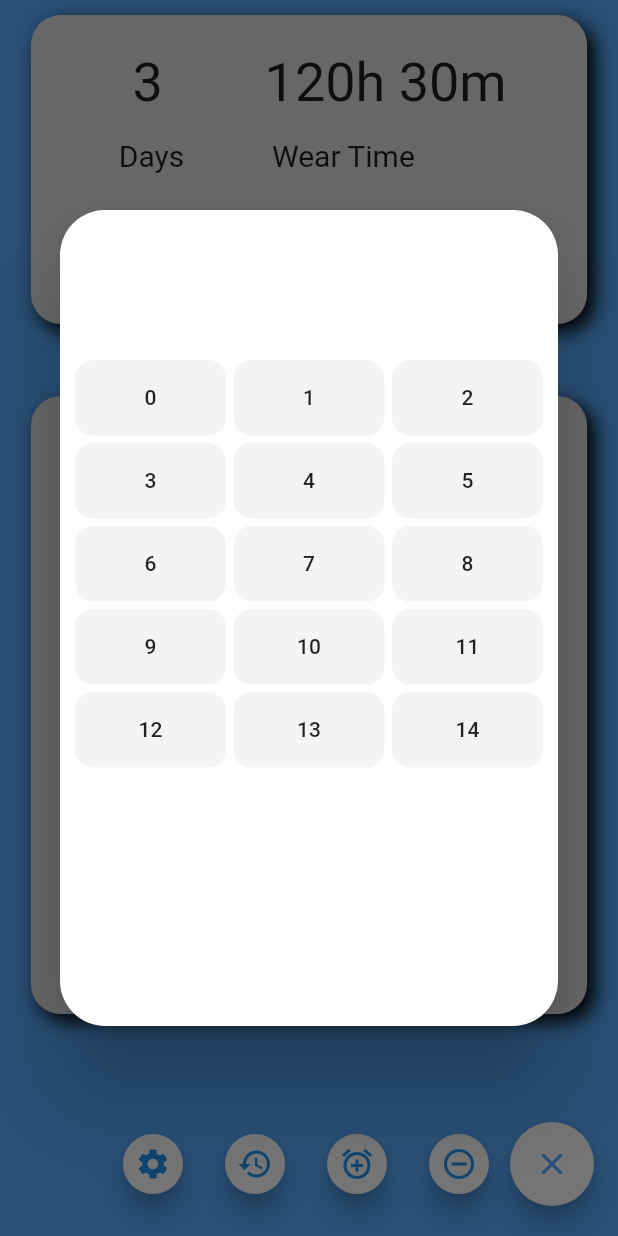
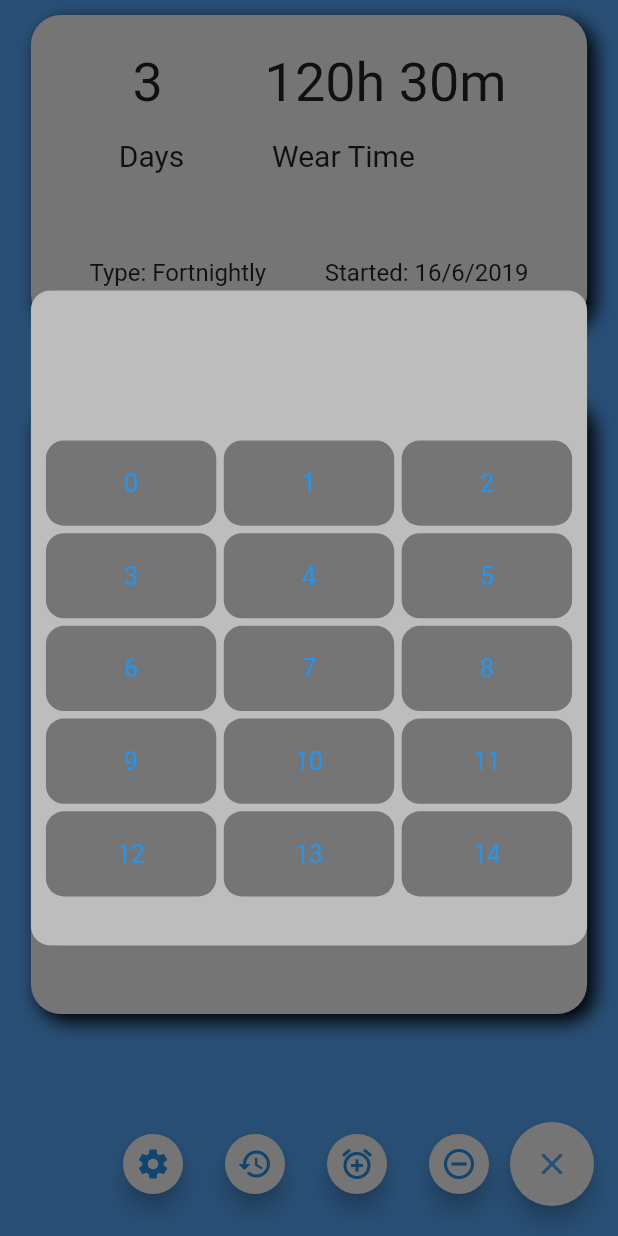
Before and after one commit to shaunsewell/lens-tracker, a Flutter app: the screen it shows after launch, after a tap on the "code" icon, after a tap on the "alarm add" icon, on a phone screen of 412 x 824 dp. Run offline on Flutter 3.47's test engine with Material 2 defaults, Android fonts, the phone set to English and light mode, and no system bars; Roboto replaces fonts that are missing (Hind).

Commit message:
updated coloring of numpad

```diff
--- a/lib/screens/add_wear_data_alert.dart
+++ b/lib/screens/add_wear_data_alert.dart
@@ -12,67 +12,14 @@ class _AddWearDataAlertState extends State<AddWearDataAlert> {
 
   @override
   Widget build(BuildContext context) {
-    return SimpleDialog(
-        contentPadding: EdgeInsets.zero,
-        //backgroundColor: Colors.grey[300],
-        shape: RoundedRectangleBorder(borderRadius: BorderRadius.circular(30)),
-        children: <Widget>[
-          Container(
-            width: MediaQuery.of(context).size.width,
-            height: MediaQuery.of(context).size.height * 0.66,
-            child: NumPad()
-          )
-        ] );
+    return Center(
+      child: Container(
+        width: MediaQuery.of(context).size.width * 0.90,
+        height: MediaQuery.of(context).size.height * 0.53,
+        child: CupertinoPopupSurface(
+          child: NumPad(),
+        ),
+      ),
+    );
   }
 }
-
-
-// <Widget>[
-//           Container(
-//               width: MediaQuery.of(context).size.width,
-//               height: MediaQuery.of(context).size.height * 0.66,
-//               child: Row(
-//                 mainAxisSize: MainAxisSize.min,
-//                 children: <Widget>[
-//                   Flexible(
-//                     child: CupertinoPicker(
-//                       scrollController: FixedExtentScrollController(initialItem: 0),
-//                       itemExtent: 16.0,
-//                       onSelectedItemChanged: (int value) {},
-//                       children: List<Widget>.generate(25, (int index) {
-//                         return Container(
-//                           child: Center(
-//                             child: Text('$index')
-//                           ),
-//                         );
-//                       }),
-//                     ),
-//                   ),
-//                   Flexible(
-//                     child: CupertinoPicker(
-//                       scrollController: FixedExtentScrollController(initialItem: 0),
-//                       itemExtent: 16.0,
-//                       onSelectedItemChanged: (int value) {},
-//                       children: List<Widget>.generate(4, (int index) {
-//                         final int timeIncrement = index * 15;
-//                         return Container(
-//                           child: Center(
-//                             child: Text('$timeIncrement')
-//                           ),
-//                         );
-//                       }),
-//                     ),
-//                   )
-//                 ],
-//               ))
-//           // Ok and Cancel buttons
-//         ]
-
-// new CupertinoTimerPicker(
-//               mode: CupertinoTimerPickerMode.hm,
-//               onTimerDurationChanged: (Duration changedtimer) {
-//                 setState(() {
-//                   initialtimer = changedtimer;
-//                 });
-//               },
-//             ),
--- a/lib/screens/home.dart
+++ b/lib/screens/home.dart
@@ -1,4 +1,5 @@
 import 'package:flutter/material.dart';
+import 'package:flutter/cupertino.dart';
 import 'package:lens_tracker/widgets/fab_menu.dart';
 import 'package:lens_tracker/widgets/lense_data.dart';
 //import 'package:lens_tracker/models/lense.dart';
@@ -22,7 +23,7 @@ class HomePage extends StatelessWidget {
                     width: MediaQuery.of(context).size.width * 0.90,
                     height: MediaQuery.of(context).size.height * 0.25,
                     decoration: BoxDecoration(
-                      color: Colors.grey[300],
+                      color: CupertinoColors.white,
                       borderRadius: BorderRadius.all(Radius.circular(20)),
                       boxShadow: <BoxShadow>[
                         BoxShadow(
@@ -45,7 +46,7 @@ class HomePage extends StatelessWidget {
                       width: MediaQuery.of(context).size.width * 0.90,
                       height: MediaQuery.of(context).size.height * 0.50,
                       decoration: BoxDecoration(
-                        color: Colors.grey[300],
+                        color: CupertinoColors.white,
                         borderRadius: BorderRadius.all(Radius.circular(20)),
                         boxShadow: <BoxShadow>[
                           BoxShadow(
--- a/lib/widgets/numpad.dart
+++ b/lib/widgets/numpad.dart
@@ -5,6 +5,7 @@ class NumPad extends StatelessWidget {
   @override
   Widget build(BuildContext context) {
     return Container(
+      color: Colors.grey[400],
       child: GridView.count(
         // Create a grid with 2 columns. If you change the scrollDirection to
         // horizontal, this produces 2 rows.
@@ -17,15 +18,15 @@ class NumPad extends StatelessWidget {
         // Generate 9 widgets that display their index in the List.
         children: List.generate(15, (index) {
           return CupertinoButton(
-                    color: CupertinoColors.black,
-                    minSize: 20,
+            color: Colors.grey[600],
             padding: EdgeInsets.fromLTRB(0, 0, 0, 0),
             child: Text(
-                      '$index',
-                      style: Theme.of(context).textTheme.button,
+              '$index'
             ),
-                    onPressed: null,
+            onPressed: ()=>{},
           );
-            })));
+        })
+      )
+    );
   }
 }
```
Lines whose indentation alone changed are shown as unchanged.
